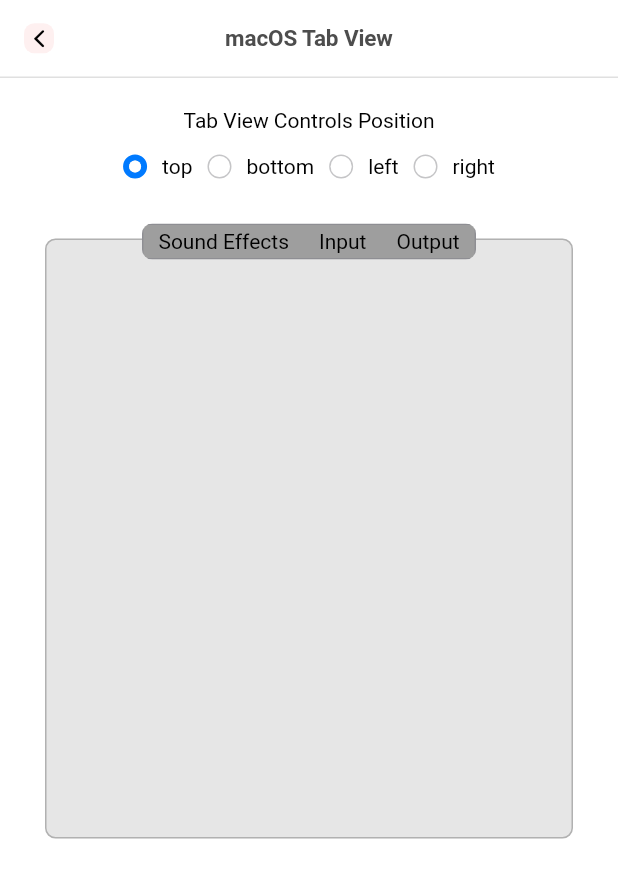
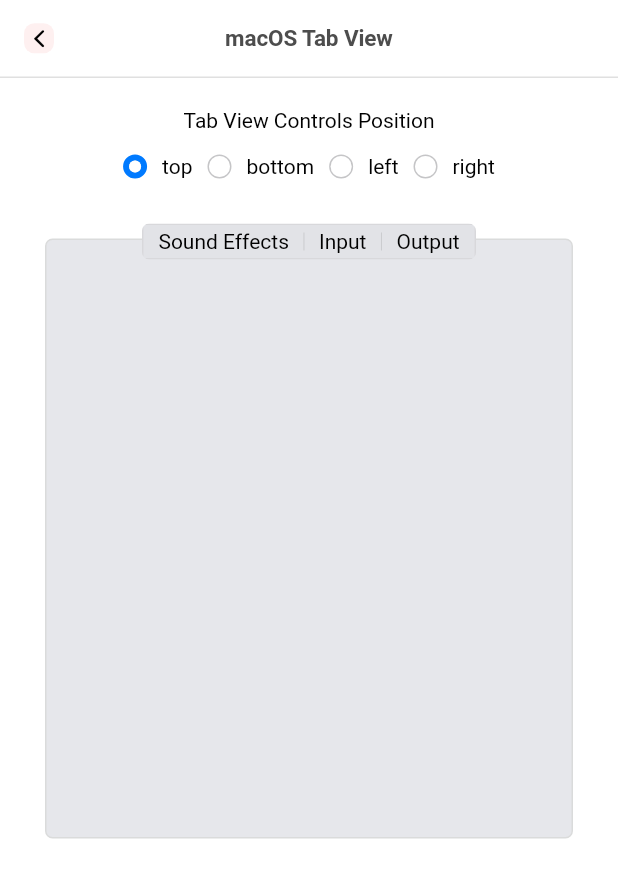
Before and after one commit to macosui/macos_ui, a Flutter app: the TabViewPage screen opened directly, on a phone screen of 412 x 824 dp. Shown: the top 878 px of the screen. Run offline on Flutter 3.47's test engine with Material 2 defaults, Android fonts, the phone set to English and light mode, and no system bars; Roboto replaces fonts that are missing (.AppleSystemUIFont).

Commit message:
Update color styles in MacosTabView to reflect dark/light mode

```diff
--- a/example/lib/pages/tab_view.dart
+++ b/example/lib/pages/tab_view.dart
@@ -9,6 +9,7 @@ class TabViewPage extends StatefulWidget {
 }
 
 class _TabViewPageState extends State<TabViewPage> {
+  int activeIndex = 0;
   MacosTabPosition positionSelected = MacosTabPosition.top;
   Widget content = Container();
 
@@ -67,11 +68,12 @@ class _TabViewPageState extends State<TabViewPage> {
                       position: positionSelected,
                       body: content,
                       tabs: [
-                        // TODO: Replace PushButton with ScopedButton
                         MacosTab(
                           label: 'Sound Effects',
+                          active: activeIndex == 0,
                           onTap: () {
                             setState(() {
+                              activeIndex = 0;
                               content = const Center(
                                 child: Text('Sound Effects'),
                               );
@@ -80,8 +82,10 @@ class _TabViewPageState extends State<TabViewPage> {
                         ),
                         MacosTab(
                           label: 'Input',
+                          active: activeIndex == 1,
                           onTap: () {
                             setState(() {
+                              activeIndex = 1;
                               content = const Center(
                                 child: Text('Input'),
                               );
@@ -90,8 +94,10 @@ class _TabViewPageState extends State<TabViewPage> {
                         ),
                         MacosTab(
                           label: 'Output',
+                          active: activeIndex == 2,
                           onTap: () {
                             setState(() {
+                              activeIndex = 2;
                               content = const Center(
                                 child: Text('Output'),
                               );
--- a/lib/src/layout/tab_view.dart
+++ b/lib/src/layout/tab_view.dart
@@ -2,11 +2,7 @@ import 'package:macos_ui/macos_ui.dart';
 
 import '../library.dart';
 
-const _kTabViewRadius = BorderRadius.all(Radius.circular(7.0));
-const _kContentBackgroundColor = CupertinoDynamicColor.withBrightness(
-  color: Color.fromRGBO(230, 230, 230, 1.0),
-  darkColor: Color.fromRGBO(36, 38, 40, 1.0),
-);
+const _kTabViewRadius = BorderRadius.all(Radius.elliptical(5, 5));
 
 /// Specifies layout position for [MacosTab] options inside [MacosTabView]
 enum MacosTabPosition { left, right, top, bottom }
@@ -57,8 +53,8 @@ class MacosTabView extends StatelessWidget {
     final brightness = MacosTheme.brightnessOf(context);
 
     final outerBorderColor = brightness.resolve(
-      Colors.black.withOpacity(0.23),
-      Colors.black.withOpacity(0.76),
+      Color.fromRGBO(218, 219, 219, 1.0),
+      Color.fromRGBO(63, 64, 66, 1.0),
     );
 
     return Stack(
@@ -71,7 +67,10 @@ class MacosTabView extends StatelessWidget {
           margin: const EdgeInsets.all(10),
           padding: const EdgeInsets.all(15),
           decoration: BoxDecoration(
-            color: _kContentBackgroundColor,
+            color: brightness.resolve(
+              Color.fromRGBO(230, 231, 235, 1.0),
+              Color.fromRGBO(36, 37, 38, 1.0),
+            ),
             border: Border.all(color: outerBorderColor, width: 1),
             borderRadius: _kTabViewRadius,
           ),
@@ -88,10 +87,40 @@ class MacosTabView extends StatelessWidget {
               borderRadius: _kTabViewRadius,
               child: Container(
                 decoration: BoxDecoration(
-                  color: Colors.grey,
-                  border: Border.all(color: MacosColors.systemGrayColor),
+                  color: brightness.resolve(
+                    Color.fromRGBO(226, 227, 231, 1.0),
+                    Color.fromRGBO(41, 42, 43, 1.0),
+                  ),
+                  border: Border.all(
+                    color: brightness.resolve(
+                      Color.fromRGBO(216, 216, 219, 1.0),
+                      Color.fromRGBO(87, 89, 90, 1.0),
+                    ),
+                  ),
                 ),
-                child: Row(children: tabs),
+                child: IntrinsicHeight(
+                  child: Row(
+                    children: tabs.map((t) {
+                      Row row = Row(children: [t]);
+                      bool last = tabs.indexOf(t) == tabs.length - 1;
+                      if (!last) {
+                        row.children.add(
+                          VerticalDivider(
+                            color: brightness.resolve(
+                              Color.fromRGBO(202, 203, 206, 1.0),
+                              Color.fromRGBO(34, 36, 37, 1.0),
+                            ),
+                            width: 0,
+                            indent: 5,
+                            endIndent: 5,
+                          ),
+                        );
+                      }
+
+                      return row;
+                    }).toList(growable: false),
+                  ),
+                ),
               ),
             ),
           ),
```
